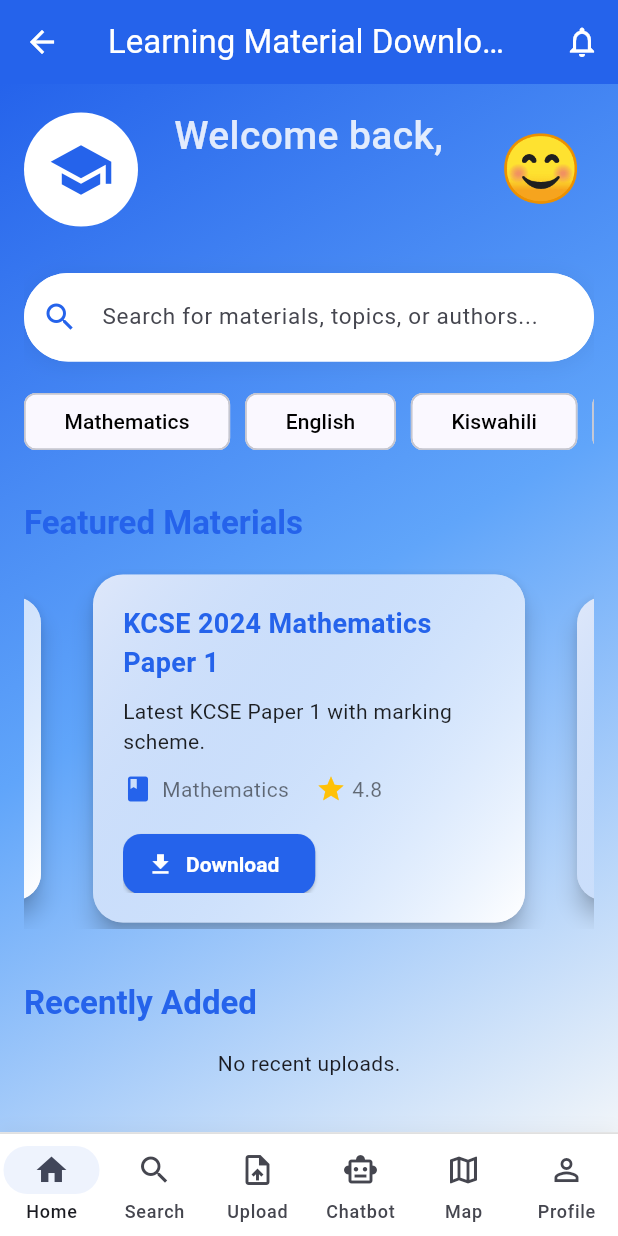
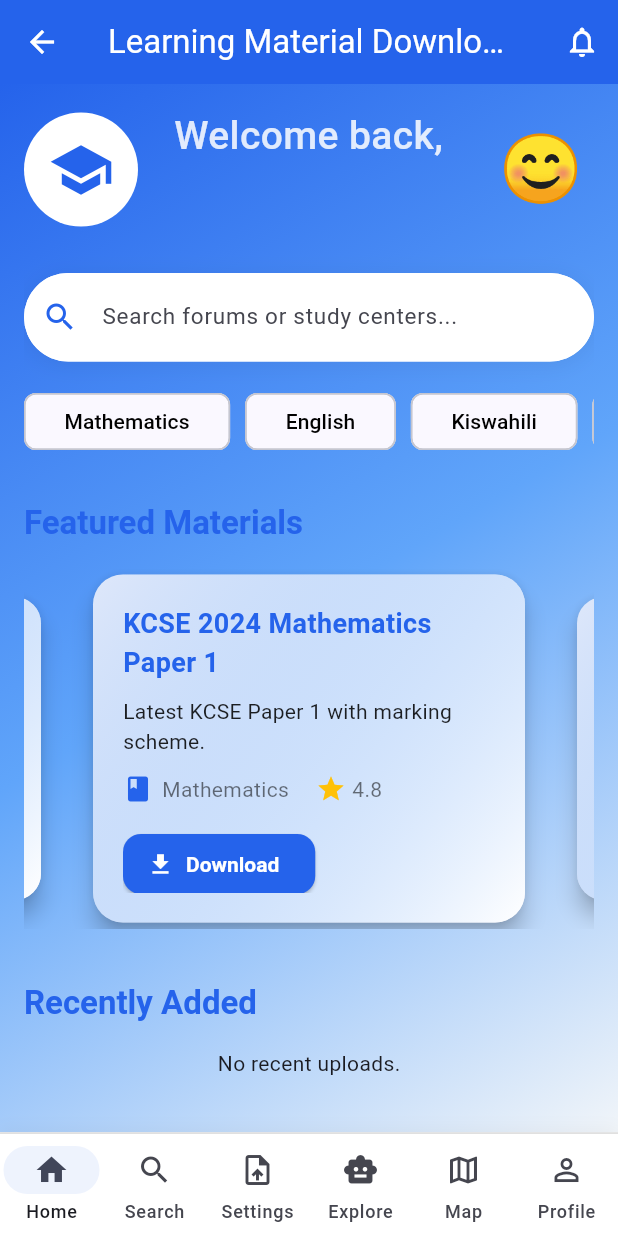
Before and after one commit to Faqih001/learning_material_downloader-app, a Flutter app: the HomeScreen screen opened by its route, on a phone screen of 412 x 824 dp. Run offline on Flutter 3.47's test engine with Material 3 defaults, Android fonts, the phone set to English and light mode, and no system bars; drawn by our look-alikes of carousel_slider; our stand-ins replace file_picker, flutter_dotenv, google_generative_ai, google_maps_flutter, shared_preferences, smooth_page_indicator and 1 more; accounts and stored records are empty.

Commit message:
feat: Update navigation labels and implement search functionality in community forum

```diff
--- a/lib/screens/home_screen.dart
+++ b/lib/screens/home_screen.dart
@@ -114,12 +114,12 @@ class _HomeScreenState extends State<HomeScreen> {
             NavigationDestination(
               icon: Icon(Icons.upload_file_outlined),
               selectedIcon: Icon(Icons.upload_file),
-              label: 'Upload',
+              label: 'Settings',
             ),
             NavigationDestination(
-              icon: Icon(Icons.smart_toy_outlined),
+              icon: Icon(Icons.smart_toy),
               selectedIcon: Icon(Icons.smart_toy),
-              label: 'Chatbot',
+              label: 'Explore',
             ),
             NavigationDestination(
               icon: Icon(Icons.map_outlined),
@@ -138,7 +138,14 @@ class _HomeScreenState extends State<HomeScreen> {
   }
 }
 
-class _HomeTab extends StatelessWidget {
+class _HomeTab extends StatefulWidget {
+  const _HomeTab();
+
+  @override
+  State<_HomeTab> createState() => _HomeTabState();
+}
+
+class _HomeTabState extends State<_HomeTab> {
   static final List<Map<String, String>> forumItems = [
     {
       'title': 'How to prepare for KCSE?',
@@ -199,7 +206,6 @@ class _HomeTab extends StatelessWidget {
       address: 'Commercial St, Thika',
       description: 'Kiambu county center for collaborative learning.',
     ),
-    // ...add one for each of the 47 counties in Kenya...
   ];
 
   static final List<LearningMaterial> featuredMaterials = [
@@ -277,7 +283,43 @@ class _HomeTab extends StatelessWidget {
     ),
   ];
 
-  const _HomeTab();
+  final TextEditingController _searchController = TextEditingController();
+  List<Map<String, String>> _filteredForumItems = forumItems;
+  List<sc_widget.StudyCenter> _filteredCenters = centers;
+
+  @override
+  void initState() {
+    super.initState();
+    _searchController.addListener(_filterCards);
+  }
+
+  @override
+  void dispose() {
+    _searchController.dispose();
+    super.dispose();
+  }
+
+  void _filterCards() {
+    final query = _searchController.text.toLowerCase();
+    setState(() {
+      _filteredForumItems =
+          forumItems.where((forum) {
+            final title = forum['title']!.toLowerCase();
+            final description = forum['description']!.toLowerCase();
+            return title.contains(query) || description.contains(query);
+          }).toList();
+
+      _filteredCenters =
+          centers.where((center) {
+            final name = center.name.toLowerCase();
+            final city = center.city.toLowerCase();
+            final description = center.description.toLowerCase();
+            return name.contains(query) ||
+                city.contains(query) ||
+                description.contains(query);
+          }).toList();
+    });
+  }
 
   @override
   Widget build(BuildContext context) {
@@ -396,13 +438,26 @@ class _HomeTab extends StatelessWidget {
                                 ],
                               ),
                               child: TextField(
+                                controller: _searchController,
                                 decoration: InputDecoration(
-                                  hintText:
-                                      'Search for materials, topics, or authors...',
+                                  hintText: 'Search forums or study centers...',
                                   prefixIcon: const Icon(
                                     Icons.search,
                                     color: Color(0xFF2563EB),
                                   ),
+                                  suffixIcon:
+                                      _searchController.text.isNotEmpty
+                                          ? IconButton(
+                                            icon: const Icon(
+                                              Icons.clear,
+                                              color: Color(0xFF2563EB),
+                                            ),
+                                            onPressed: () {
+                                              _searchController.clear();
+                                              _filterCards();
+                                            },
+                                          )
+                                          : null,
                                   filled: true,
                                   fillColor: Colors.white,
                                   contentPadding: EdgeInsets.symmetric(
@@ -915,9 +970,7 @@ class _HomeTab extends StatelessWidget {
                       // Community Forum Cards
                       SliverToBoxAdapter(
                         child: Container(
-                          color: const Color(
-                            0xFFE3F2FD,
-                          ), // Light blue background for visibility
+                          color: const Color(0xFFE3F2FD),
                           padding: const EdgeInsets.all(16),
                           child: Column(
                             crossAxisAlignment: CrossAxisAlignment.start,
@@ -932,30 +985,36 @@ class _HomeTab extends StatelessWidget {
                                 ),
                               ),
                               const SizedBox(height: 12),
-                              SizedBox(
+                              _filteredForumItems.isEmpty
+                                  ? const Center(
+                                    child: Text('No forums match your search.'),
+                                  )
+                                  : SizedBox(
                                     height: isWide ? 200 : 150,
                                     child: ListView.separated(
                                       scrollDirection: Axis.horizontal,
-                                  itemCount: forumItems.length,
+                                      itemCount: _filteredForumItems.length,
                                       separatorBuilder:
-                                      (_, _) => const SizedBox(width: 12),
+                                          (context, index) =>
+                                              const SizedBox(width: 12),
                                       itemBuilder: (context, index) {
-                                    final forum = forumItems[index];
+                                        final forum =
+                                            _filteredForumItems[index];
                                         return GestureDetector(
                                           onTap: () {
                                             if (!context.mounted) return;
                                             Navigator.of(context).push(
                                               MaterialPageRoute(
                                                 builder:
-                                                (_) => CommunityForumScreen(),
+                                                    (_) =>
+                                                        CommunityForumScreen(),
                                               ),
                                             );
                                           },
                                           child: Card(
                                             shape: RoundedRectangleBorder(
-                                          borderRadius: BorderRadius.circular(
-                                            12,
-                                          ),
+                                              borderRadius:
+                                                  BorderRadius.circular(12),
                                             ),
                                             elevation: 4,
                                             child: Container(
@@ -969,7 +1028,9 @@ class _HomeTab extends StatelessWidget {
                                                     children: [
                                                       Icon(
                                                         Icons.forum,
-                                                    color: Color(0xFF2563EB),
+                                                        color: Color(
+                                                          0xFF2563EB,
+                                                        ),
                                                         size: isWide ? 32 : 24,
                                                       ),
                                                       const SizedBox(width: 8),
@@ -980,7 +1041,9 @@ class _HomeTab extends StatelessWidget {
                                                             fontWeight:
                                                                 FontWeight.bold,
                                                             fontSize:
-                                                            isWide ? 18 : 14,
+                                                                isWide
+                                                                    ? 18
+                                                                    : 14,
                                                             color: Color(
                                                               0xFF2563EB,
                                                             ),
@@ -993,11 +1056,13 @@ class _HomeTab extends StatelessWidget {
                                                   Text(
                                                     forum['description']!,
                                                     style: TextStyle(
-                                                  fontSize: isWide ? 14 : 12,
+                                                      fontSize:
+                                                          isWide ? 14 : 12,
                                                       color: Colors.black87,
                                                     ),
                                                     maxLines: 3,
-                                                overflow: TextOverflow.ellipsis,
+                                                    overflow:
+                                                        TextOverflow.ellipsis,
                                                   ),
                                                 ],
                                               ),
@@ -1014,9 +1079,7 @@ class _HomeTab extends StatelessWidget {
                       // Study Centers Section
                       SliverToBoxAdapter(
                         child: Container(
-                          color: const Color(
-                            0xFFE3F2FD,
-                          ), // Light blue background for visibility
+                          color: const Color(0xFFE3F2FD),
                           padding: const EdgeInsets.all(16),
                           child: Column(
                             crossAxisAlignment: CrossAxisAlignment.start,
@@ -1031,15 +1094,30 @@ class _HomeTab extends StatelessWidget {
                                 ),
                               ),
                               const SizedBox(height: 12),
-                              Column(
+                              _filteredCenters.isEmpty
+                                  ? const Center(
+                                    child: Text(
+                                      'No study centers match your search.',
+                                    ),
+                                  )
+                                  : Column(
                                     children: [
-                                  ...centers
-                                      .take(3)
-                                      .map(
-                                        (center) => Padding(
+                                      ..._filteredCenters.take(3).map((center) {
+                                        return Padding(
                                           padding: const EdgeInsets.only(
                                             bottom: 12,
                                           ),
+                                          child: GestureDetector(
+                                            onTap: () {
+                                              if (!context.mounted) return;
+                                              Navigator.of(context).push(
+                                                MaterialPageRoute(
+                                                  builder:
+                                                      (_) =>
+                                                          sc_screen.StudyCentersScreen(),
+                                                ),
+                                              );
+                                            },
                                             child: Card(
                                               shape: RoundedRectangleBorder(
                                                 borderRadius:
@@ -1049,7 +1127,9 @@ class _HomeTab extends StatelessWidget {
                                               child: Container(
                                                 width: double.infinity,
                                                 height: isWide ? 220 : 180,
-                                              padding: const EdgeInsets.all(16),
+                                                padding: const EdgeInsets.all(
+                                                  16,
+                                                ),
                                                 child: Column(
                                                   crossAxisAlignment:
                                                       CrossAxisAlignment.start,
@@ -1061,15 +1141,19 @@ class _HomeTab extends StatelessWidget {
                                                           color: Color(
                                                             0xFF2563EB,
                                                           ),
-                                                        size: isWide ? 32 : 24,
+                                                          size:
+                                                              isWide ? 32 : 24,
                                                         ),
-                                                      const SizedBox(width: 8),
+                                                        const SizedBox(
+                                                          width: 8,
+                                                        ),
                                                         Expanded(
                                                           child: Text(
                                                             center.name,
                                                             style: TextStyle(
                                                               fontWeight:
-                                                                FontWeight.bold,
+                                                                  FontWeight
+                                                                      .bold,
                                                               fontSize:
                                                                   isWide
                                                                       ? 20
@@ -1117,19 +1201,22 @@ class _HomeTab extends StatelessWidget {
                                               ),
                                             ),
                                           ),
-                                      ),
+                                        );
+                                      }),
                                       const SizedBox(height: 12),
                                       Row(
-                                    mainAxisAlignment: MainAxisAlignment.center,
+                                        mainAxisAlignment:
+                                            MainAxisAlignment.center,
                                         children: [
                                           ElevatedButton.icon(
                                             style: ElevatedButton.styleFrom(
-                                          backgroundColor: Color(0xFF2563EB),
+                                              backgroundColor: Color(
+                                                0xFF2563EB,
+                                              ),
                                               foregroundColor: Colors.white,
                                               shape: RoundedRectangleBorder(
-                                            borderRadius: BorderRadius.circular(
-                                              8,
-                                            ),
+                                                borderRadius:
+                                                    BorderRadius.circular(8),
                                               ),
                                             ),
                                             onPressed: () {
@@ -1142,8 +1229,10 @@ class _HomeTab extends StatelessWidget {
                                                 ),
                                               );
                                             },
-                                        icon: Icon(Icons.list),
-                                        label: Text('View All Study Centers'),
+                                            icon: const Icon(Icons.list),
+                                            label: const Text(
+                                              'View All Study Centers',
+                                            ),
                                           ),
                                         ],
                                       ),
```
Lines whose indentation alone changed are shown as unchanged.
